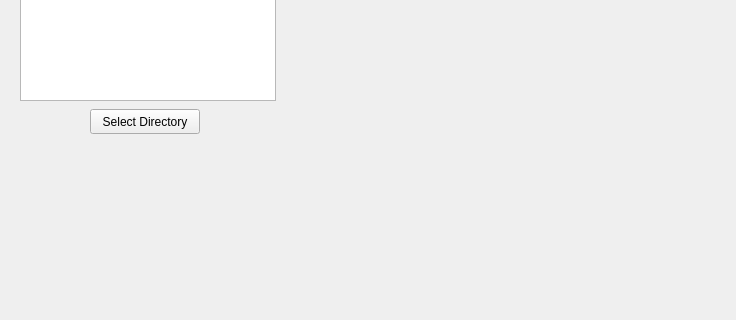
Before: the Qt Designer form src/mainframe.ui in RareIcubu/Image-to-3D, drawn with Qt 5; both pictures show x 0 to 736 and y 111 to 431 of the 736 by 526 pixel window.
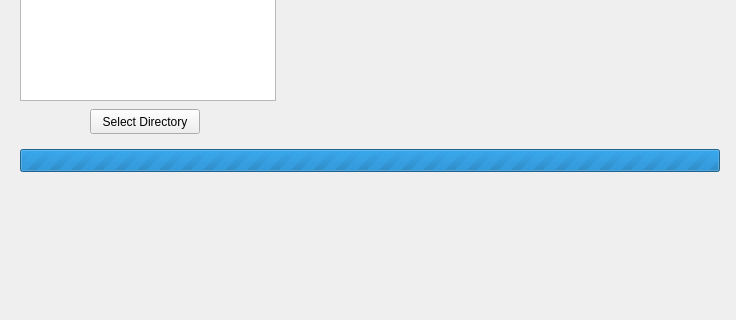
After: the same form once the commit is applied.

Patch:
```diff
--- a/src/mainframe.ui
+++ b/src/mainframe.ui
@@ -36,6 +36,28 @@
     <string>Select Directory</string>
    </property>
   </widget>
+  <widget class="QProgressBar" name="progressBar">
+   <property name="enabled">
+    <bool>true</bool>
+   </property>
+   <property name="geometry">
+    <rect>
+     <x>20</x>
+     <y>260</y>
+     <width>700</width>
+     <height>23</height>
+    </rect>
+   </property>
+   <property name="maximum">
+    <number>0</number>
+   </property>
+   <property name="value">
+    <number>-1</number>
+   </property>
+   <property name="textVisible">
+    <bool>true</bool>
+   </property>
+  </widget>
  </widget>
  <resources/>
  <connections/>
```
